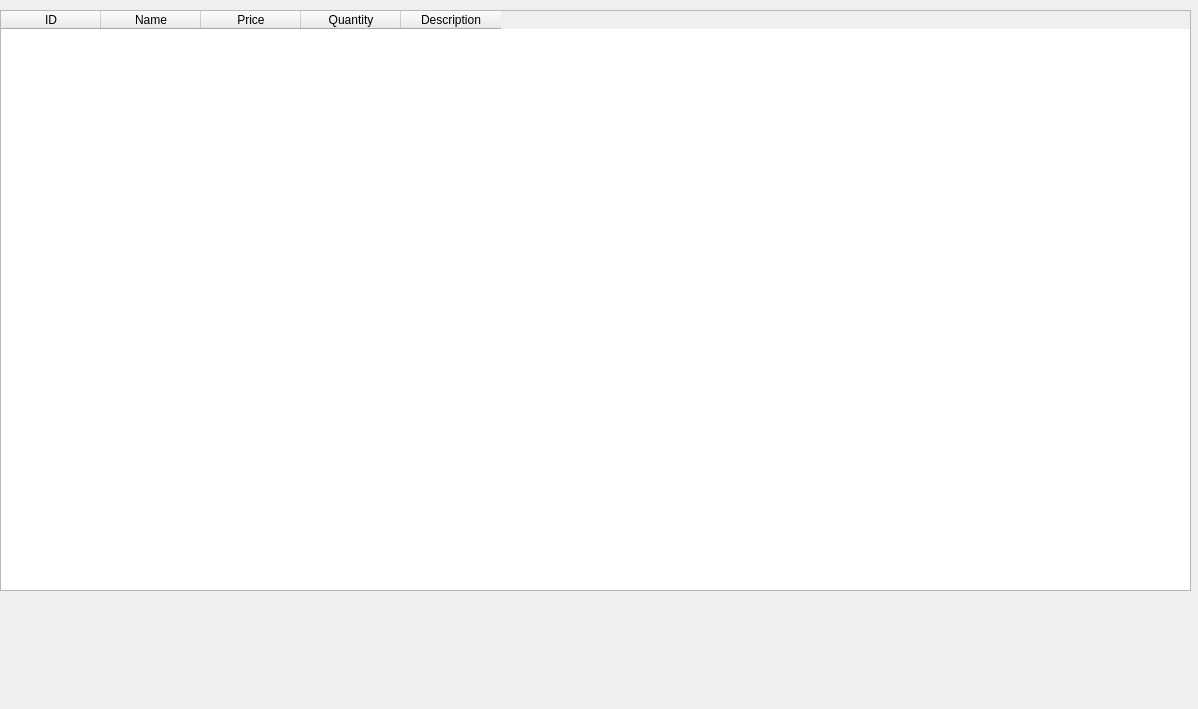
First picture: the form in InvGUI/ItemMain.ui, repository scottoberman/CSUFDevs, before the edit.
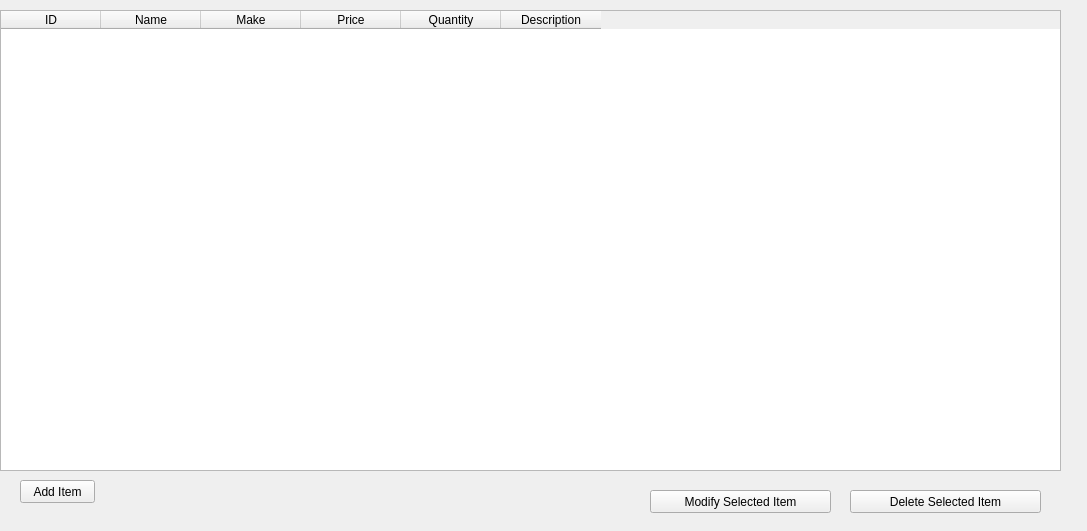
Second picture: the form after the edit.

Commit message: Modify item more functional

```diff
--- a/InvGUI/ItemMain.ui
+++ b/InvGUI/ItemMain.ui
@@ -6,8 +6,8 @@
    <rect>
     <x>0</x>
     <y>0</y>
-    <width>1198</width>
-    <height>709</height>
+    <width>1087</width>
+    <height>531</height>
    </rect>
   </property>
   <property name="windowTitle">
@@ -18,8 +18,8 @@
     <rect>
      <x>0</x>
      <y>10</y>
-     <width>1191</width>
-     <height>581</height>
+     <width>1061</width>
+     <height>461</height>
     </rect>
    </property>
    <attribute name="horizontalHeaderDefaultSectionSize">
@@ -41,6 +41,11 @@
      <string>Name</string>
     </property>
    </column>
+   <column>
+    <property name="text">
+     <string>Make</string>
+    </property>
+   </column>
    <column>
     <property name="text">
      <string>Price</string>
@@ -57,6 +62,45 @@
     </property>
    </column>
   </widget>
+  <widget class="QPushButton" name="AddItemButton">
+   <property name="geometry">
+    <rect>
+     <x>20</x>
+     <y>480</y>
+     <width>75</width>
+     <height>23</height>
+    </rect>
+   </property>
+   <property name="text">
+    <string>Add Item</string>
+   </property>
+  </widget>
+  <widget class="QPushButton" name="ModifySelectedItemButton">
+   <property name="geometry">
+    <rect>
+     <x>650</x>
+     <y>490</y>
+     <width>181</width>
+     <height>23</height>
+    </rect>
+   </property>
+   <property name="text">
+    <string>Modify Selected Item</string>
+   </property>
+  </widget>
+  <widget class="QPushButton" name="DeleteSelectedItemButton">
+   <property name="geometry">
+    <rect>
+     <x>850</x>
+     <y>490</y>
+     <width>191</width>
+     <height>23</height>
+    </rect>
+   </property>
+   <property name="text">
+    <string>Delete Selected Item</string>
+   </property>
+  </widget>
  </widget>
  <layoutdefault spacing="6" margin="11"/>
  <resources/>
```
The commit also changes 21 other files.
